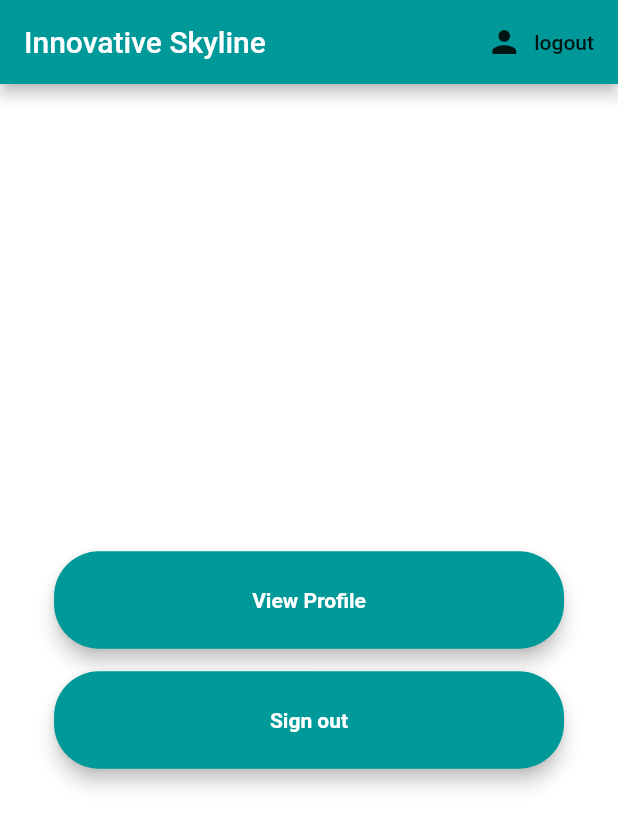
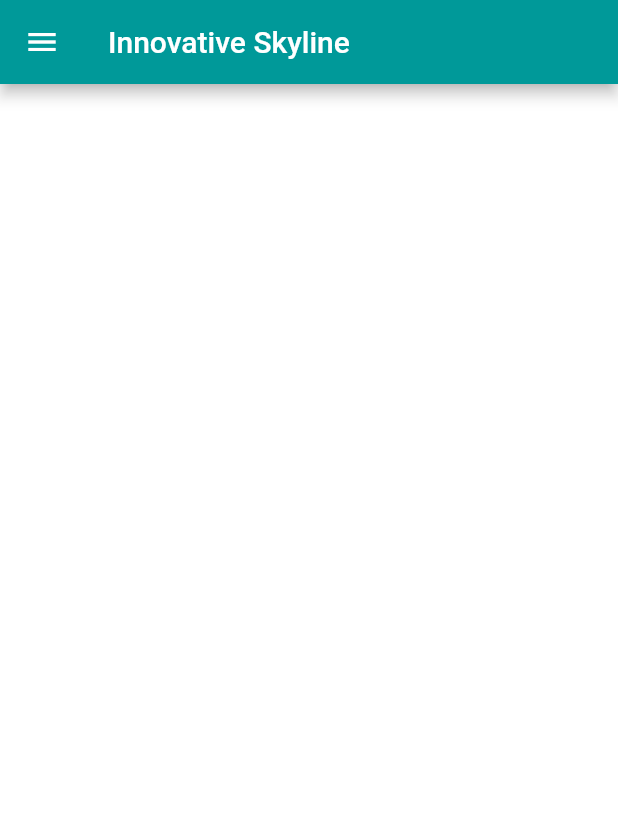
Before and after one commit to Motaung08/Innovative-Skyline, a Flutter app: the HomePage screen opened by its route, on a phone screen of 412 x 824 dp. Shown: the top 828 px of the screen. Run offline on Flutter 3.47's test engine with Material 2 defaults, Android fonts, the phone set to English and light mode, and no system bars.

Commit message:
Changed home screen to have View profile and sign out in a burger menu and removed buttons.

```diff
--- a/postgrad_tracker/lib/Home.dart
+++ b/postgrad_tracker/lib/Home.dart
@@ -7,12 +7,41 @@ class HomePage extends StatelessWidget {
   final String email;
   final int userType;
   HomePage({this.email, this.userType});
-  //final String title;
+
+//  List<DynamicWidget> listDynamic = [];
+//  List<String> data = [];
+//
+//  Icon floatingIcon = new Icon(Icons.add);
+//
+//  addDynamic() {
+//    if (data.length != 0) {
+//      floatingIcon = new Icon(Icons.add);
+//
+//      data = [];
+//      listDynamic = [];
+//      print('if');
+//    }
+//    setState(() {});
+//    if (listDynamic.length >= 5) {
+//      return;
+//    }
+//    listDynamic.add(new DynamicWidget());
+//  }
+//
+//  submitData() {
+//    floatingIcon = new Icon(Icons.arrow_back);
+//    data = [];
+//    listDynamic.forEach((widget) => data.add(widget.controller.text));
+//    setState(() {});
+//    print(data.length);
+//  }
+
+
+
 
   @override
 
   Widget build(BuildContext context) {
-
 
     final ViewProfileButon = Material(
       elevation: 5.0,
@@ -22,11 +51,7 @@ class HomePage extends StatelessWidget {
         minWidth: MediaQuery.of(context).size.width,
         padding: EdgeInsets.fromLTRB(20.0, 15.0, 20.0, 15.0),
         onPressed: () {
-          if(userType==1 || userType==2){
-            Navigator.pushNamed(context, '/StudProfile');
-          } else if (userType==3){
-            Navigator.pushNamed(context, '/SupProfile');
-          }
+
 
           },
         child: Text("View Profile",
@@ -36,26 +61,7 @@ class HomePage extends StatelessWidget {
       ),
     );
 
-    final SignOutButon = Material(
-      elevation: 5.0,
-      borderRadius: BorderRadius.circular(30.0),
-      color: Color(0xff009999),
-      child: MaterialButton(
-        minWidth: MediaQuery.of(context).size.width,
-        padding: EdgeInsets.fromLTRB(20.0, 15.0, 20.0, 15.0),
-        onPressed: () async{
 
-          Navigator.push(
-            context,
-            MaterialPageRoute(builder: (context) => LoginPage()),
-          );
-        },
-        child: Text("Sign out",
-            textAlign: TextAlign.center,
-            style: TextStyle(
-                color: Colors.white, fontWeight: FontWeight.bold)),
-      ),
-    );
 
     Widget _divider() {
       return Container(
@@ -89,22 +95,15 @@ class HomePage extends StatelessWidget {
         ),
       );
     }
-    final stud_name='';return Scaffold(
+
+
+    return Scaffold(
       appBar: AppBar(
-          automaticallyImplyLeading: false,
+          //automaticallyImplyLeading: false,
         title: Text("Innovative Skyline"),
         backgroundColor: Color(0xff009999),
-        //elevation: 0.0,
-        actions: <Widget>[
-          FlatButton.icon(
-            onPressed: () async{
-              //await _auth.signOut();
-            },
-            icon: Icon(Icons.person),
-            label: Text("logout")
-          )
-        ],
       ),
+
       body: Center(
           child: Row(
         children: <Widget>[
@@ -116,13 +115,8 @@ class HomePage extends StatelessWidget {
               child: Column(
                 crossAxisAlignment: CrossAxisAlignment.center,
                 mainAxisAlignment: MainAxisAlignment.center,
-                //mainAxisSize: MainAxisSize.min,
                 children: <Widget>[
                   //BackButton(),
-                  SizedBox(height: 65.0, width: 500.0, child: ViewProfileButon),
-                  SizedBox(height: 15.0),
-                  SizedBox(height: 65.0, width: 500.0, child: SignOutButon),
-
 
                 ],
               ),
@@ -130,6 +124,53 @@ class HomePage extends StatelessWidget {
           ),
         ],
       )),
+        drawer: Drawer(
+          // Add a ListView to the drawer. This ensures the user can scroll
+          // through the options in the drawer if there isn't enough vertical
+          // space to fit everything.
+          child: ListView(
+            // Important: Remove any padding from the ListView.
+            padding: EdgeInsets.zero,
+            children: <Widget>[
+              DrawerHeader(
+                child: Text('Menu',
+                    style: TextStyle(
+                        color: Colors.white, fontWeight: FontWeight.bold, fontSize: 18.0)),
+                decoration: BoxDecoration(
+                  color: Color(0xff009999),
+                ),
+              ),
+              ListTile(
+                title: Text(
+                    'View Profile',
+                    style: TextStyle(
+                        color: Color(0xff009999), fontWeight: FontWeight.bold)
+                ),
+                onTap: () {
+                  if(userType==1 || userType==2){
+                    Navigator.pushNamed(context, '/StudProfile');
+                  } else if (userType==3){
+                    Navigator.pushNamed(context, '/SupProfile');
+                  }else{
+                    print('User type not recognized');
+                    Navigator.pop(context);
+                  }
+
+                },
+              ),
+              ListTile(
+                title: Text(
+                    'Sign Out',
+                    style: TextStyle(
+                        color: Color(0xff009999), fontWeight: FontWeight.bold)
+                ),
+                onTap: () {
+                  Navigator.popAndPushNamed(context,'/');
+                },
+              ),
+            ],
+          ),
+        )
     );
   }
 }
```
